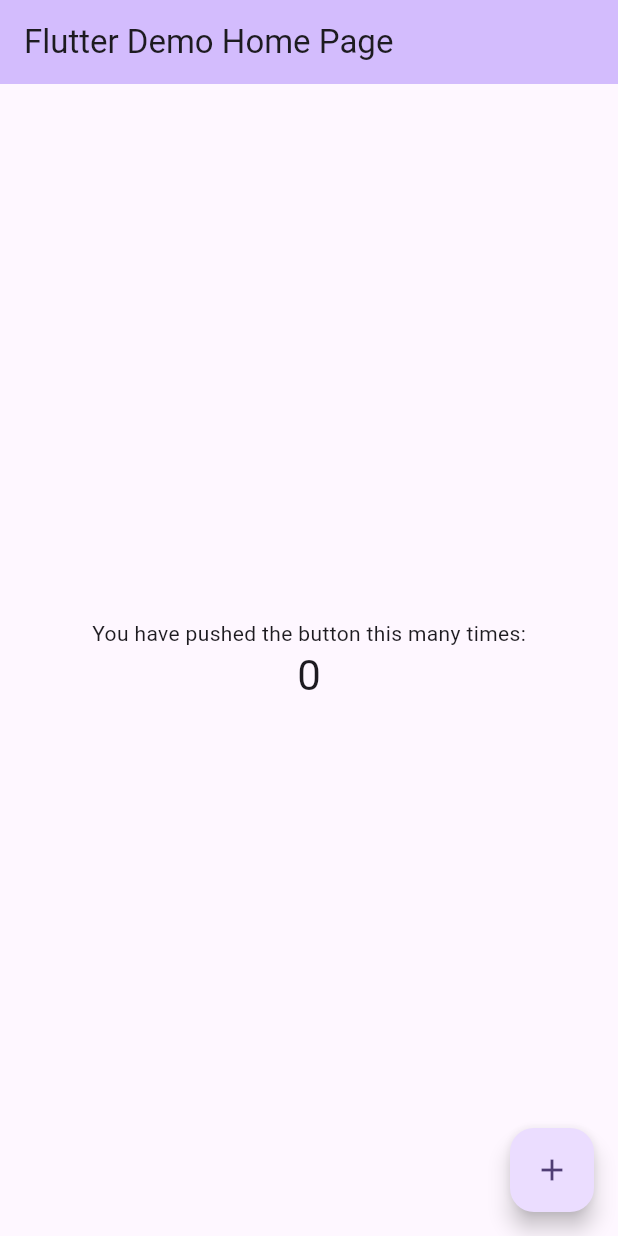
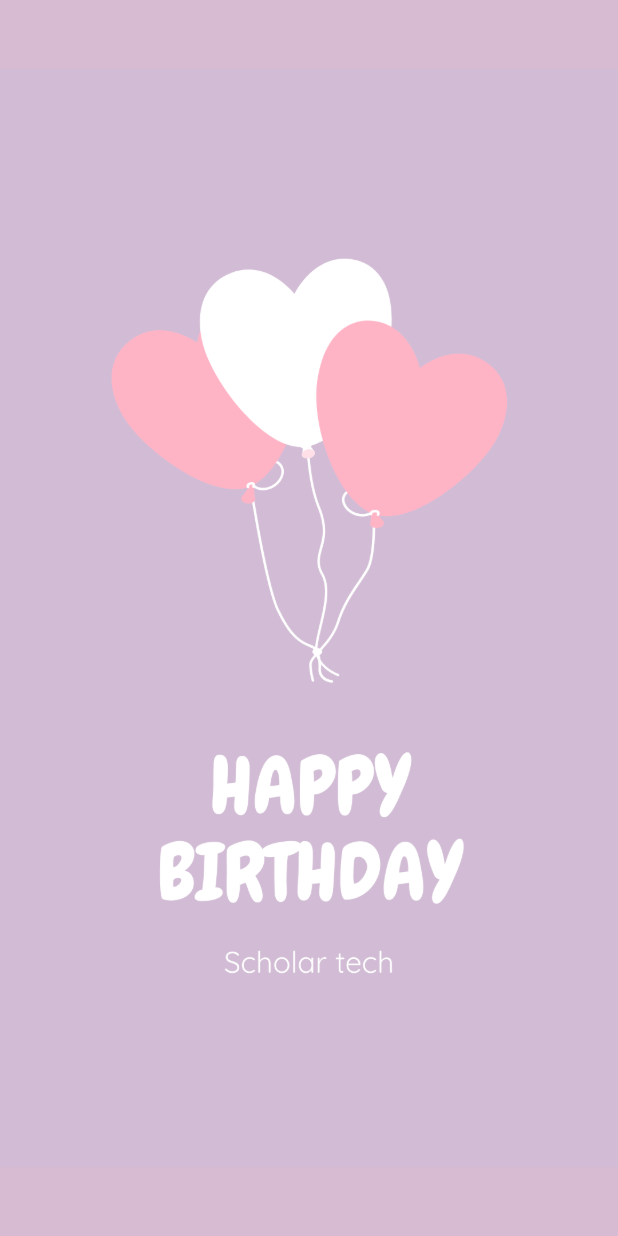
Before and after one commit to AmirBebawi/birthday_card_app, a Flutter app: the screen it shows after launch, on a phone screen of 412 x 824 dp. Run offline on Flutter 3.47's test engine with Material 3 defaults, Android fonts, the phone set to English and light mode, and no system bars.

Commit message:
Initail Commit

```diff
--- a/lib/main.dart
+++ b/lib/main.dart
@@ -1,125 +1,28 @@
 import 'package:flutter/material.dart';
 
 void main() {
-  runApp(const MyApp());
+  runApp(const BirthdayCardApp());
 }
 
-class MyApp extends StatelessWidget {
-  const MyApp({super.key});
+class BirthdayCardApp extends StatelessWidget {
+  const BirthdayCardApp({super.key});
 
-  // This widget is the root of your application.
   @override
   Widget build(BuildContext context) {
-    return MaterialApp(
-      title: 'Flutter Demo',
-      theme: ThemeData(
-        // This is the theme of your application.
-        //
-        // TRY THIS: Try running your application with "flutter run". You'll see
-        // the application has a purple toolbar. Then, without quitting the app,
-        // try changing the seedColor in the colorScheme below to Colors.green
-        // and then invoke "hot reload" (save your changes or press the "hot
-        // reload" button in a Flutter-supported IDE, or press "r" if you used
-        // the command line to start the app).
-        //
-        // Notice that the counter didn't reset back to zero; the application
-        // state is not lost during the reload. To reset the state, use hot
-        // restart instead.
-        //
-        // This works for code too, not just values: Most code changes can be
-        // tested with just a hot reload.
-        colorScheme: ColorScheme.fromSeed(seedColor: Colors.deepPurple),
-        useMaterial3: true,
+    return const MaterialApp(
+      debugShowCheckedModeBanner: false,
+      home: Scaffold(
+        backgroundColor: Color(
+          0xffd7bbd3,
+        ),
+        body: Center(
+          child: Image(
+            image: AssetImage(
+              'assets/1.png',
+            ),
+          ),
+        ),
       ),
-      home: const MyHomePage(title: 'Flutter Demo Home Page'),
     );
   }
 }
-
-class MyHomePage extends StatefulWidget {
-  const MyHomePage({super.key, required this.title});
-
-  // This widget is the home page of your application. It is stateful, meaning
-  // that it has a State object (defined below) that contains fields that affect
-  // how it looks.
-
-  // This class is the configuration for the state. It holds the values (in this
-  // case the title) provided by the parent (in this case the App widget) and
-  // used by the build method of the State. Fields in a Widget subclass are
-  // always marked "final".
-
-  final String title;
-
-  @override
-  State<MyHomePage> createState() => _MyHomePageState();
-}
-
-class _MyHomePageState extends State<MyHomePage> {
-  int _counter = 0;
-
-  void _incrementCounter() {
-    setState(() {
-      // This call to setState tells the Flutter framework that something has
-      // changed in this State, which causes it to rerun the build method below
-      // so that the display can reflect the updated values. If we changed
-      // _counter without calling setState(), then the build method would not be
-      // called again, and so nothing would appear to happen.
-      _counter++;
-    });
-  }
-
-  @override
-  Widget build(BuildContext context) {
-    // This method is rerun every time setState is called, for instance as done
-    // by the _incrementCounter method above.
-    //
-    // The Flutter framework has been optimized to make rerunning build methods
-    // fast, so that you can just rebuild anything that needs updating rather
-    // than having to individually change instances of widgets.
-    return Scaffold(
-      appBar: AppBar(
-        // TRY THIS: Try changing the color here to a specific color (to
-        // Colors.amber, perhaps?) and trigger a hot reload to see the AppBar
-        // change color while the other colors stay the same.
-        backgroundColor: Theme.of(context).colorScheme.inversePrimary,
-        // Here we take the value from the MyHomePage object that was created by
-        // the App.build method, and use it to set our appbar title.
-        title: Text(widget.title),
-      ),
-      body: Center(
-        // Center is a layout widget. It takes a single child and positions it
-        // in the middle of the parent.
-        child: Column(
-          // Column is also a layout widget. It takes a list of children and
-          // arranges them vertically. By default, it sizes itself to fit its
-          // children horizontally, and tries to be as tall as its parent.
-          //
-          // Column has various properties to control how it sizes itself and
-          // how it positions its children. Here we use mainAxisAlignment to
-          // center the children vertically; the main axis here is the vertical
-          // axis because Columns are vertical (the cross axis would be
-          // horizontal).
-          //
-          // TRY THIS: Invoke "debug painting" (choose the "Toggle Debug Paint"
-          // action in the IDE, or press "p" in the console), to see the
-          // wireframe for each widget.
-          mainAxisAlignment: MainAxisAlignment.center,
-          children: <Widget>[
-            const Text(
-              'You have pushed the button this many times:',
-            ),
-            Text(
-              '$_counter',
-              style: Theme.of(context).textTheme.headlineMedium,
-            ),
-          ],
-        ),
-      ),
-      floatingActionButton: FloatingActionButton(
-        onPressed: _incrementCounter,
-        tooltip: 'Increment',
-        child: const Icon(Icons.add),
-      ), // This trailing comma makes auto-formatting nicer for build methods.
-    );
-  }
-}
--- a/pubspec.yaml
+++ b/pubspec.yaml
@@ -59,9 +59,8 @@ flutter:
   uses-material-design: true
 
   # To add assets to your application, add an assets section, like this:
-  # assets:
-  #   - images/a_dot_burr.jpeg
-  #   - images/a_dot_ham.jpeg
+  assets:
+    - assets/1.png
 
   # An image asset can refer to one or more resolution-specific "variants", see
   # https://flutter.dev/assets-and-images/#resolution-aware
```
Also changed, not shown: assets/1.png (added), 1 other file.
